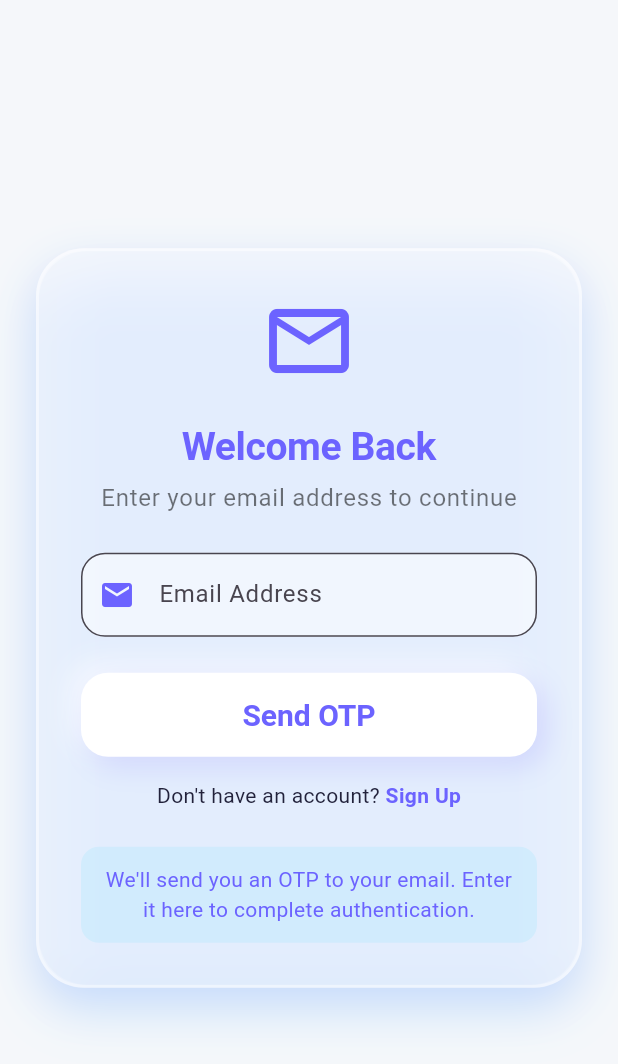
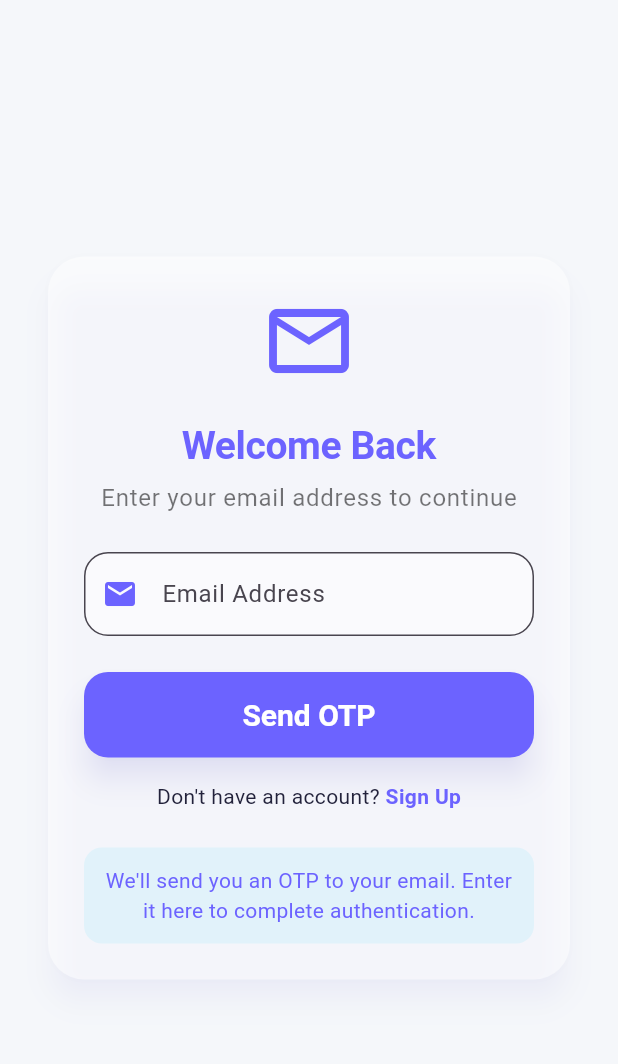
Before and after one commit to saumyahc/Ledgerly, a Flutter app: the EmailVerificationPage screen opened directly, on a phone screen of 412 x 824 dp. Shown: the top 1064 px of the screen. Run offline on Flutter 3.47's test engine with Material 3 defaults, Android fonts, the phone set to English and light mode, and no system bars; our stand-ins replace firebase_auth, firebase_core, shared_preferences; accounts and stored records are empty.

Commit message:
Update email_verification.dart

```diff
--- a/lib/screens/email_verification.dart
+++ b/lib/screens/email_verification.dart
@@ -4,9 +4,11 @@ import 'package:flutter/material.dart';
 import 'package:http/http.dart' as http;
 import 'signup_page.dart';
 import '../theme.dart';
+import 'otp_verification_page.dart';
 
 class EmailVerificationPage extends StatefulWidget {
-  const EmailVerificationPage({super.key});
+  final String? initialEmail;
+  const EmailVerificationPage({super.key, this.initialEmail});
 
   @override
   State<EmailVerificationPage> createState() => _EmailVerificationPageState();
@@ -18,7 +20,15 @@ class _EmailVerificationPageState extends State<EmailVerificationPage> {
   bool _isLoading = false;
 
   bool _isValidEmail(String email) {
-    return RegExp(r'^[\w-\.]+@([\w-]+\.)+[\w-]{2,4}\$').hasMatch(email);
+    return RegExp(r'^[\w-\.]+@([\w-]+\.)+[\w-]{2,4}$').hasMatch(email);
+  }
+
+  @override
+  void initState() {
+    super.initState();
+    if (widget.initialEmail != null) {
+      _emailController.text = widget.initialEmail!;
+    }
   }
 
   Future<void> _handleSendOtp() async {
@@ -35,15 +45,21 @@ class _EmailVerificationPageState extends State<EmailVerificationPage> {
     });
     try {
       final response = await http.post(
-        Uri.parse('http://localhost/Ledgerly/Ledgerly/backend_example/send_otp.php'),
-        body: {'email': email},
+        Uri.parse('http://192.168.65.61/Ledgerly/backend_example/send_otp.php'),
+        headers: {'Content-Type': 'application/json'},
+        body: jsonEncode({'email': email}),
       );
       final data = jsonDecode(response.body);
       if (data['success']) {
-        ScaffoldMessenger.of(context).showSnackBar(
-          SnackBar(content: Text('OTP sent! Check your email.')),
+        ScaffoldMessenger.of(
+          context,
+        ).showSnackBar(SnackBar(content: Text('OTP sent! Check your email.')));
+        Navigator.push(
+          context,
+          MaterialPageRoute(
+            builder: (context) => OTPVerificationPage(email: email),
+          ),
         );
-        // Navigate to OTP page if needed
       } else {
         setState(() {
           _emailError = data['message'] ?? 'Failed to send OTP';
@@ -62,28 +78,42 @@ class _EmailVerificationPageState extends State<EmailVerificationPage> {
 
   @override
   Widget build(BuildContext context) {
-    return AnimatedBackground(
-      child: TouchEffectOverlay(
-        child: Scaffold(
+    return Scaffold(
       backgroundColor: Theme.of(context).scaffoldBackgroundColor,
       body: Center(
         child: SingleChildScrollView(
           child: Padding(
             padding: const EdgeInsets.symmetric(horizontal: 24.0, vertical: 32),
-                child: Glass3DCard(
+            child: Card(
+              elevation: 8,
+              shape: RoundedRectangleBorder(
+                borderRadius: BorderRadius.circular(24),
+              ),
+              child: Padding(
+                padding: const EdgeInsets.all(24.0),
                 child: Column(
                   mainAxisSize: MainAxisSize.min,
                   children: [
-                      Icon(Icons.email_outlined, size: 64, color: AppColors.primary),
+                    Icon(
+                      Icons.email_outlined,
+                      size: 64,
+                      color: AppColors.primary,
+                    ),
                     const SizedBox(height: 24),
                     Text(
                       'Welcome Back',
-                        style: Theme.of(context).textTheme.displayLarge?.copyWith(fontSize: 26, color: AppColors.primary, fontWeight: FontWeight.bold),
+                      style: Theme.of(context).textTheme.displayLarge?.copyWith(
+                        fontSize: 26,
+                        color: AppColors.primary,
+                        fontWeight: FontWeight.bold,
+                      ),
                     ),
                     const SizedBox(height: 8),
                     Text(
                       'Enter your email address to continue',
-                        style: Theme.of(context).textTheme.bodyLarge?.copyWith(color: Colors.black54),
+                      style: Theme.of(
+                        context,
+                      ).textTheme.bodyLarge?.copyWith(color: Colors.black54),
                     ),
                     const SizedBox(height: 24),
                     TextField(
@@ -105,12 +135,29 @@ class _EmailVerificationPageState extends State<EmailVerificationPage> {
                     const SizedBox(height: 24),
                     SizedBox(
                       width: double.infinity,
-                        height: 56,
-                        child: Neumorphic3DButton(
+                      child: ElevatedButton(
+                        onPressed: _isLoading ? null : _handleSendOtp,
+                        style: ElevatedButton.styleFrom(
+                          padding: const EdgeInsets.symmetric(vertical: 16),
+                          backgroundColor: AppColors.primary,
+                          shape: RoundedRectangleBorder(
+                            borderRadius: BorderRadius.circular(16),
+                          ),
+                        ),
                         child: _isLoading
-                              ? SizedBox(width: 24, height: 24, child: CircularProgressIndicator(strokeWidth: 2, color: AppColors.primary))
-                              : Text('Send OTP', style: Theme.of(context).textTheme.titleLarge?.copyWith(color: AppColors.primary)),
-                          onTap: _isLoading ? () {} : _handleSendOtp,
+                            ? SizedBox(
+                                width: 24,
+                                height: 24,
+                                child: CircularProgressIndicator(
+                                  strokeWidth: 2,
+                                  color: Colors.white,
+                                ),
+                              )
+                            : Text(
+                                'Send OTP',
+                                style: Theme.of(context).textTheme.titleLarge
+                                    ?.copyWith(color: Colors.white),
+                              ),
                       ),
                     ),
                     const SizedBox(height: 16),
@@ -125,12 +172,15 @@ class _EmailVerificationPageState extends State<EmailVerificationPage> {
                           onTap: () {
                             Navigator.push(
                               context,
-                                MaterialPageRoute(builder: (context) => SignUpPage()),
+                              MaterialPageRoute(
+                                builder: (context) => SignUpPage(),
+                              ),
                             );
                           },
                           child: Text(
                             'Sign Up',
-                              style: Theme.of(context).textTheme.bodyMedium?.copyWith(
+                            style: Theme.of(context).textTheme.bodyMedium
+                                ?.copyWith(
                                   color: AppColors.primary,
                                   fontWeight: FontWeight.bold,
                                 ),
@@ -148,7 +198,9 @@ class _EmailVerificationPageState extends State<EmailVerificationPage> {
                       ),
                       child: Text(
                         "We'll send you an OTP to your email. Enter it here to complete authentication.",
-                          style: Theme.of(context).textTheme.bodyMedium?.copyWith(color: AppColors.primary),
+                        style: Theme.of(context).textTheme.bodyMedium?.copyWith(
+                          color: AppColors.primary,
+                        ),
                         textAlign: TextAlign.center,
                       ),
                     ),
@@ -159,7 +211,6 @@ class _EmailVerificationPageState extends State<EmailVerificationPage> {
           ),
         ),
       ),
-      ),
     );
   }
 }
```
Lines whose indentation alone changed are shown as unchanged.
